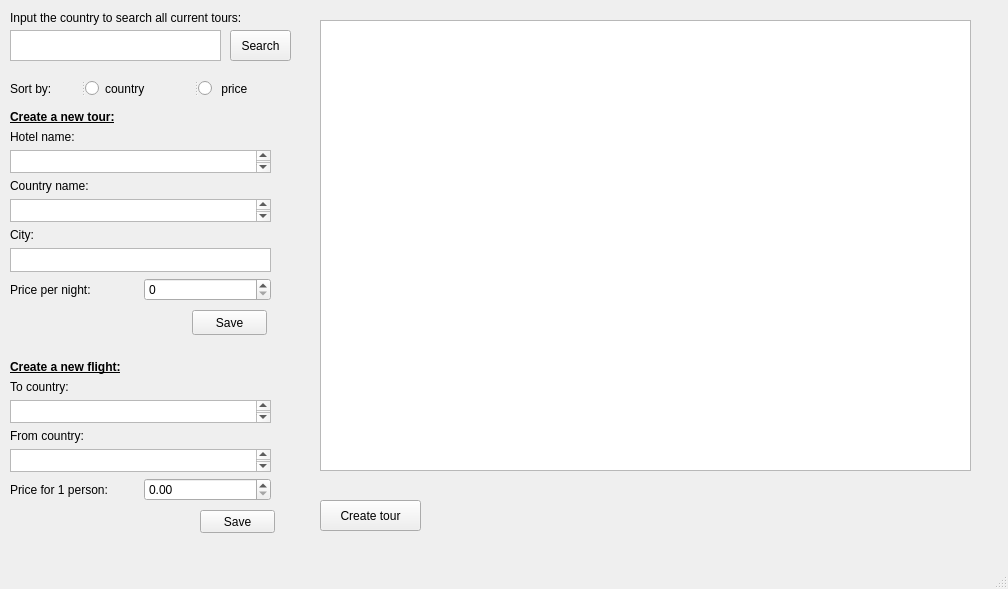
Above: mainwindow.ui from Lst11/sdapl before the change. Below: the same form after it.
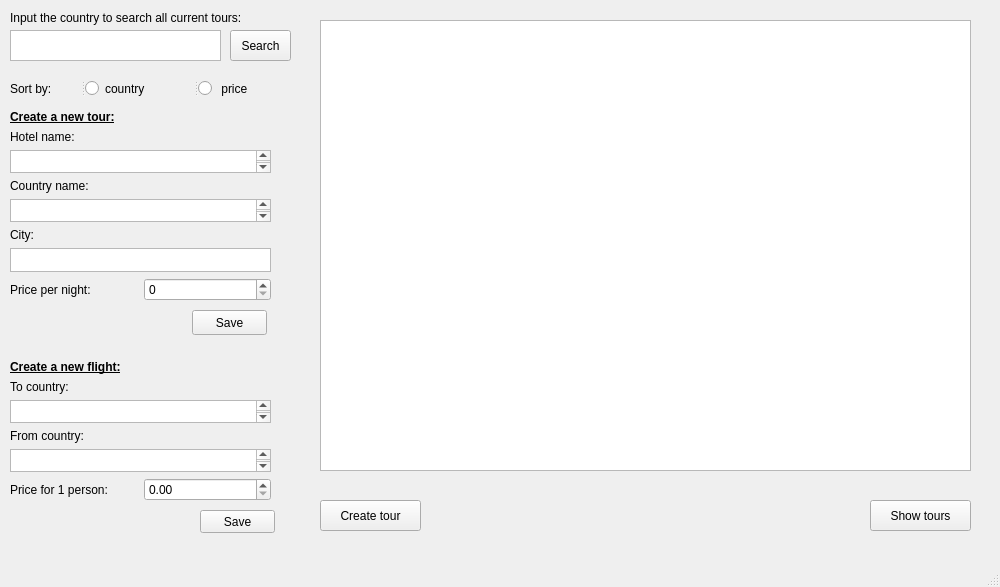
That is the form after the change.

Commit message: third window

Patch:
```diff
--- a/mainwindow.ui
+++ b/mainwindow.ui
@@ -6,8 +6,8 @@
    <rect>
     <x>0</x>
     <y>0</y>
-    <width>1008</width>
-    <height>589</height>
+    <width>1000</width>
+    <height>587</height>
    </rect>
   </property>
   <property name="windowTitle">
@@ -366,6 +366,19 @@
      <number>50</number>
     </attribute>
    </widget>
+   <widget class="QPushButton" name="show_tours">
+    <property name="geometry">
+     <rect>
+      <x>870</x>
+      <y>500</y>
+      <width>101</width>
+      <height>31</height>
+     </rect>
+    </property>
+    <property name="text">
+     <string>Show tours</string>
+    </property>
+   </widget>
   </widget>
   <widget class="QMenuBar" name="menubar">
    <property name="geometry">
```
Left out of the diff: 2 changed lines with no effect on the pictures. The commit also changes 7 other files.
